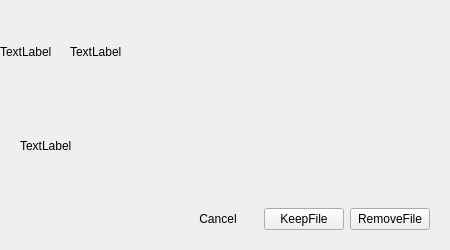
Before: the Qt Designer form plugins/account/userinfo/deluserdialog.ui in ukui/ukui-control-center, drawn with Qt 5.
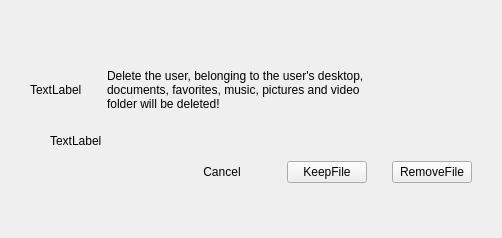
After: the same form once the commit is applied.

What changed in the file:
```diff
--- a/plugins/account/userinfo/deluserdialog.ui
+++ b/plugins/account/userinfo/deluserdialog.ui
@@ -6,26 +6,29 @@
    <rect>
     <x>0</x>
     <y>0</y>
-    <width>450</width>
-    <height>250</height>
+    <width>502</width>
+    <height>238</height>
    </rect>
   </property>
   <property name="minimumSize">
    <size>
-    <width>450</width>
-    <height>250</height>
+    <width>502</width>
+    <height>238</height>
    </size>
   </property>
   <property name="maximumSize">
    <size>
-    <width>450</width>
-    <height>250</height>
+    <width>502</width>
+    <height>238</height>
    </size>
   </property>
   <property name="windowTitle">
    <string>Dialog</string>
   </property>
   <layout class="QVBoxLayout" name="verticalLayout_2">
+   <property name="spacing">
+    <number>0</number>
+   </property>
    <property name="leftMargin">
     <number>0</number>
    </property>
@@ -40,36 +43,38 @@
    </property>
    <item>
     <layout class="QVBoxLayout" name="verticalLayout">
-     <item>
-      <spacer name="verticalSpacer">
-       <property name="orientation">
-        <enum>Qt::Vertical</enum>
-       </property>
-       <property name="sizeType">
-        <enum>QSizePolicy::Fixed</enum>
-       </property>
-       <property name="sizeHint" stdset="0">
-        <size>
-         <width>20</width>
-         <height>20</height>
-        </size>
-       </property>
-      </spacer>
-     </item>
+     <property name="spacing">
+      <number>10</number>
+     </property>
+     <property name="leftMargin">
+      <number>30</number>
+     </property>
+     <property name="topMargin">
+      <number>40</number>
+     </property>
+     <property name="rightMargin">
+      <number>30</number>
+     </property>
+     <property name="bottomMargin">
+      <number>25</number>
+     </property>
      <item>
       <layout class="QHBoxLayout" name="horizontalLayout">
+       <property name="spacing">
+        <number>25</number>
+       </property>
        <item>
         <widget class="QLabel" name="faceLabel">
          <property name="minimumSize">
           <size>
-           <width>64</width>
-           <height>64</height>
+           <width>0</width>
+           <height>0</height>
           </size>
          </property>
          <property name="maximumSize">
           <size>
-           <width>64</width>
-           <height>64</height>
+           <width>16777215</width>
+           <height>16777215</height>
           </size>
          </property>
          <property name="text">
@@ -79,25 +84,62 @@
        </item>
        <item>
         <widget class="QLabel" name="label_2">
+         <property name="sizePolicy">
+          <sizepolicy hsizetype="Fixed" vsizetype="Fixed">
+           <horstretch>0</horstretch>
+           <verstretch>0</verstretch>
+          </sizepolicy>
+         </property>
          <property name="minimumSize">
           <size>
            <width>0</width>
-           <height>64</height>
+           <height>0</height>
           </size>
          </property>
          <property name="maximumSize">
           <size>
            <width>16777215</width>
-           <height>64</height>
+           <height>16777215</height>
           </size>
          </property>
          <property name="text">
-          <string>TextLabel</string>
+          <string>Delete the user, belonging to the user's desktop,
+documents, favorites, music, pictures and video 
+folder will be deleted!</string>
          </property>
         </widget>
        </item>
+       <item>
+        <spacer name="horizontalSpacer_5">
+         <property name="orientation">
+          <enum>Qt::Horizontal</enum>
+         </property>
+         <property name="sizeHint" stdset="0">
+          <size>
+           <width>40</width>
+           <height>20</height>
+          </size>
+         </property>
+        </spacer>
+       </item>
       </layout>
      </item>
+     <item>
+      <spacer name="verticalSpacer">
+       <property name="orientation">
+        <enum>Qt::Vertical</enum>
+       </property>
+       <property name="sizeType">
+        <enum>QSizePolicy::Fixed</enum>
+       </property>
+       <property name="sizeHint" stdset="0">
+        <size>
+         <width>20</width>
+         <height>10</height>
+        </size>
+       </property>
+      </spacer>
+     </item>
      <item>
       <layout class="QHBoxLayout" name="horizontalLayout_2">
        <item>
@@ -118,6 +160,12 @@
        </item>
        <item>
         <widget class="QLabel" name="usernameLabel">
+         <property name="sizePolicy">
+          <sizepolicy hsizetype="Fixed" vsizetype="Fixed">
+           <horstretch>0</horstretch>
+           <verstretch>0</verstretch>
+          </sizepolicy>
+         </property>
          <property name="text">
           <string>TextLabel</string>
          </property>
@@ -140,6 +188,9 @@
      </item>
      <item>
       <layout class="QHBoxLayout" name="horizontalLayout_3">
+       <property name="spacing">
+        <number>25</number>
+       </property>
        <item>
         <spacer name="horizontalSpacer_3">
          <property name="orientation">
@@ -183,40 +234,8 @@
          </attribute>
         </widget>
        </item>
-       <item>
-        <spacer name="horizontalSpacer_4">
-         <property name="orientation">
-          <enum>Qt::Horizontal</enum>
-         </property>
-         <property name="sizeType">
-          <enum>QSizePolicy::Fixed</enum>
-         </property>
-         <property name="sizeHint" stdset="0">
-          <size>
-           <width>20</width>
-           <height>20</height>
-          </size>
-         </property>
-        </spacer>
-       </item>
       </layout>
      </item>
-     <item>
-      <spacer name="verticalSpacer_2">
-       <property name="orientation">
-        <enum>Qt::Vertical</enum>
-       </property>
-       <property name="sizeType">
-        <enum>QSizePolicy::Fixed</enum>
-       </property>
-       <property name="sizeHint" stdset="0">
-        <size>
-         <width>20</width>
-         <height>20</height>
-        </size>
-       </property>
-      </spacer>
-     </item>
     </layout>
    </item>
   </layout>
```
